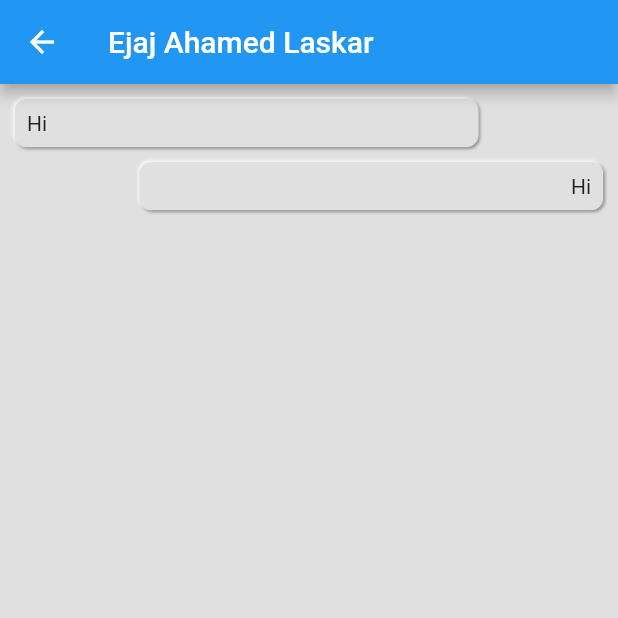
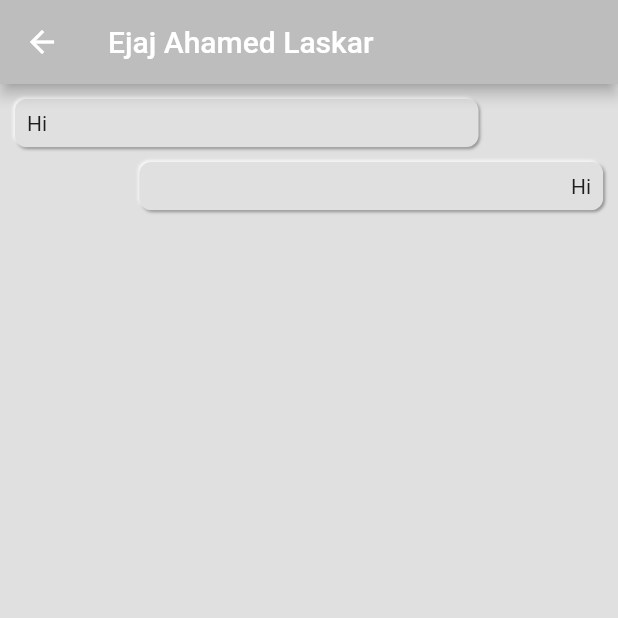
Before and after one commit to Ejaj-Ahamed/Neumorphism-Flutter-ChatApp, a Flutter app: the HomeView screen opened by its route, after a tap on the "search" icon, after a tap on "Ejaj Ahamed Laskar", on a phone screen of 412 x 824 dp, the top half of it. Run offline on Flutter 3.47's test engine with Material 2 defaults, Android fonts, the phone set to English and light mode, and no system bars; our stand-ins replace get.

Commit message:
second commit

```diff
--- a/lib/Screens/Auth/NewPassword.dart
+++ b/lib/Screens/Auth/NewPassword.dart
@@ -148,7 +148,7 @@ class _NewPasswordState extends State<NewPassword> {
                                       child: InkWell(
                                         borderRadius: BorderRadius.circular(16),
                                         onTap: () {
-                                          Get.offNamedUntil("/Login", (route) => false);
+                                          Get.offNamedUntil("/login", (route) => false);
                                           print("Login called");
                                         },
                                         child: Center(
--- a/lib/Screens/Home/HomeView.dart
+++ b/lib/Screens/Home/HomeView.dart
@@ -22,14 +22,14 @@ class _HomeViewState extends State<HomeView> {
         preferredSize: Size.fromHeight(100.0),
         child: Container(
           height: 45,
-          color: constants.getColorFromHex("#18A8F9"),
+          color: Colors.grey.shade300,
           child: Row(
             children: [
               Material(
-                color: constants.getColorFromHex("#18A8F9"), // button color
+                color: Colors.grey.shade300, // button color
                 child: InkWell(
                   splashColor:
-                      constants.getColorFromHex("#18A8D0"), // inkwell color
+                      Colors.grey.shade400, // inkwell color
                   child: SizedBox(
                       width: 56,
                       height: 56,
@@ -55,19 +55,19 @@ class _HomeViewState extends State<HomeView> {
                       )
                     : TextField(
                       controller: searchController,
-                        style: TextStyle(fontSize: 18.0, color: Colors.white),
+                        style: TextStyle(fontSize: 18.0, color: Colors.black54),
                         decoration: InputDecoration(
                             border: InputBorder.none,
                             hintStyle:
-                                TextStyle(fontSize: 18.0, color: Colors.white),
+                                TextStyle(fontSize: 18.0, color: Colors.black54),
                             hintText: 'Enter User ID'),
                       ),
               ),
               Material(
-                color: constants.getColorFromHex("#18A8F9"), // button color
+                color: Colors.grey.shade300, // button color
                 child: InkWell(
                   splashColor:
-                      constants.getColorFromHex("#18A8D0"), // inkwell color
+                      Colors.grey.shade400, // inkwell color
                   child: SizedBox(
                       width: 56,
                       height: 56,
@@ -80,6 +80,7 @@ class _HomeViewState extends State<HomeView> {
                     setState(() {
                       if(searchController.text.toString().isNotEmpty){
                         print(searchController.text.toString());
+                        searchController.text = "";
                         isSearchEnabled = !isSearchEnabled;
                       }else{
                         isSearchEnabled = !isSearchEnabled;
--- a/lib/Screens/Room/Chats.dart
+++ b/lib/Screens/Room/Chats.dart
@@ -16,7 +16,7 @@ class _ChatsState extends State<Chats> {
   @override
   Widget build(BuildContext context) {
     return Scaffold(
-      appBar: AppBar(title: Text("Ejaj Ahamed Laskar"),),
+      appBar: AppBar(title: Text("Ejaj Ahamed Laskar"),backgroundColor: Colors.grey.shade400,backwardsCompatibility: true,),
       backgroundColor: Colors.grey.shade300,
       body: SafeArea(
         child: LayoutBuilder(
```
